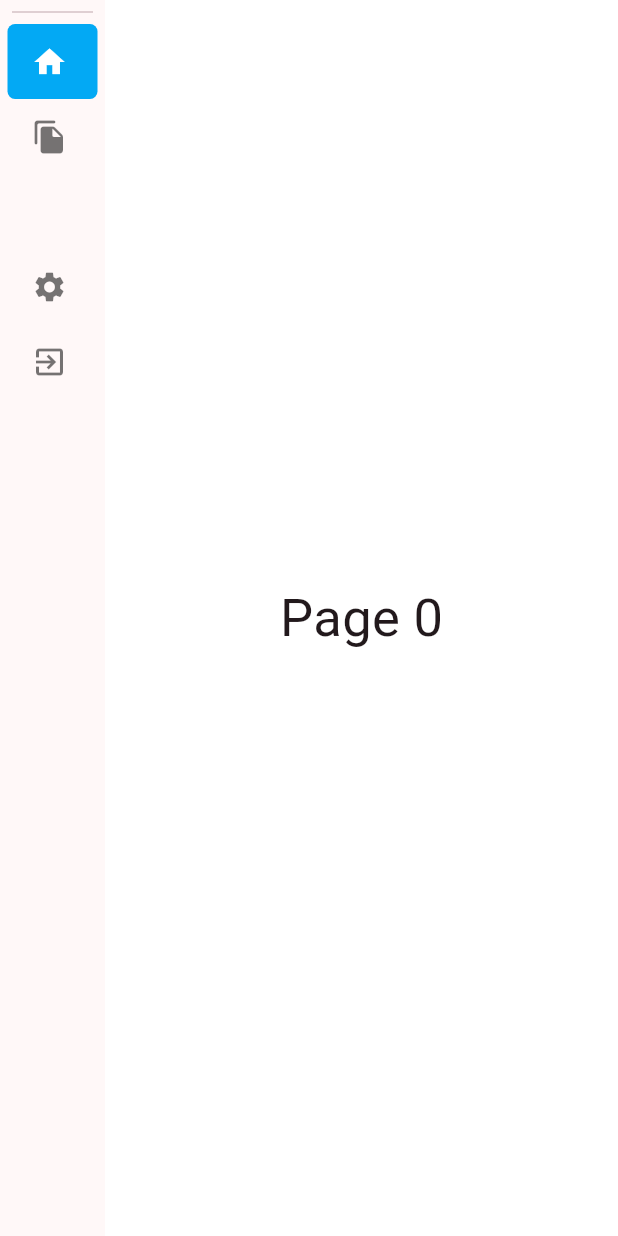
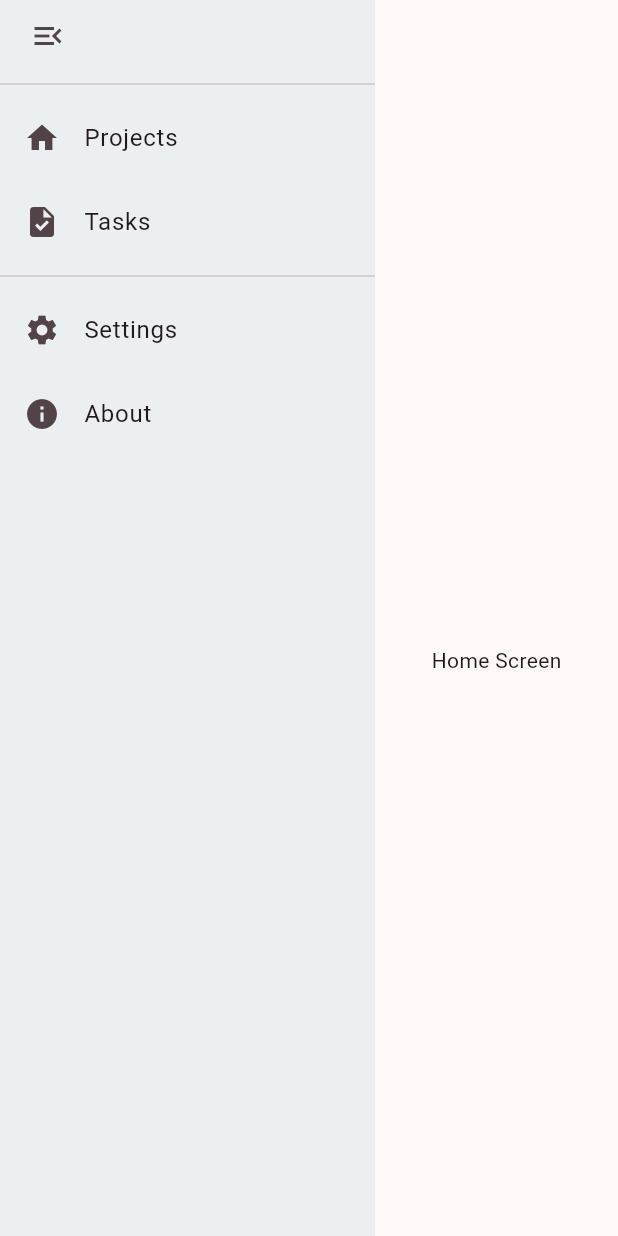
Before and after one commit to atketan/objective-otter, a Flutter app: the screen it shows after launch, on a phone screen of 412 x 824 dp. Run offline on Flutter 3.47's test engine with Material 3 defaults, Android fonts, the phone set to English and light mode, and no system bars; drawn by our look-alikes of easy_sidemenu; our stand-ins replace firebase_core, go_router; accounts and stored records are empty.

Commit message:
feat: Add AboutScreen, HomeScreen, SettingsScreen, and MainLayout
This commit adds the following new screens and layout components:
- AboutScreen: A StatelessWidget that displays information about the app.
- HomeScreen: A StatelessWidget that represents the home screen of the app.
- SettingsScreen: A StatelessWidget that allows users to configure app settings.
- MainLayout: A StatelessWidget that provides a layout with a side menu and a main content area.

These additions lay the foundation for building out the user interface of the app.

```diff
--- a/lib/core/app_router.dart
+++ b/lib/core/app_router.dart
@@ -1,22 +1,44 @@
 import 'package:flutter/material.dart';
 import 'package:go_router/go_router.dart';
-import 'package:objective_otter/presentation/dashboard/otter_dashboard.dart';
+import 'package:objective_otter/presentation/about/about_screen.dart';
+import 'package:objective_otter/presentation/home/home_screen.dart';
+import 'package:objective_otter/presentation/home/main_layout.dart';
+import 'package:objective_otter/presentation/settings/settings_screen.dart';
 
 /// The route configuration.
 GoRouter getRoutes() {
   return GoRouter(
     routes: <RouteBase>[
-      GoRoute(
-        path: '/',
-        builder: (BuildContext context, GoRouterState state) {
-          return const OtterDashboard();
+      ShellRoute(
+        navigatorKey: GlobalKey<NavigatorState>(),
+        builder: (context, state, child) {
+          return MainLayout(child: child);
         },
-        routes: <RouteBase>[
+        routes: [
           GoRoute(
-            path: 'dashboard',
-            builder: (BuildContext context, GoRouterState state) {
-              return const OtterDashboard();
-            },
+            path: '/',
+            redirect: (context, state) => '/home',
+          ),
+          GoRoute(
+            path: '/home',
+            builder: (context, state) => const HomeScreen(),
+            pageBuilder: (context, state) => const NoTransitionPage(
+              child: HomeScreen(),
+            ),
+          ),
+          GoRoute(
+            path: '/settings',
+            builder: (context, state) => const SettingsScreen(),
+            pageBuilder: (context, state) => const NoTransitionPage(
+              child: SettingsScreen(),
+            ),
+          ),
+          GoRoute(
+            path: '/about',
+            builder: (context, state) => const AboutScreen(),
+            pageBuilder: (context, state) => const NoTransitionPage(
+              child: AboutScreen(),
+            ),
           ),
         ],
       ),
--- /dev/null
+++ b/lib/presentation/about/about_screen.dart
@@ -0,0 +1,10 @@
+import 'package:flutter/material.dart';
+
+class AboutScreen extends StatelessWidget {
+  const AboutScreen({super.key});
+
+  @override
+  Widget build(BuildContext context) {
+    return const Center(child: Text("About Screen"));
+  }
+}
--- a/lib/presentation/dashboard/otter_dashboard.dart
+++ b/lib/presentation/dashboard/otter_dashboard.dart
@@ -40,10 +40,11 @@ class OtterDashboardState extends State<OtterDashboard> {
         children: [
           SideMenu(
             controller: sideMenu,
+            showToggle: true,
             style: SideMenuStyle(
               // showTooltip: false,
               displayMode: SideMenuDisplayMode.auto,
-              showHamburger: false,
+              showHamburger: true,
               hoverColor: Colors.blue[100],
               selectedHoverColor: Colors.blue[100],
               selectedColor: Colors.lightBlue,
@@ -82,7 +83,7 @@ class OtterDashboardState extends State<OtterDashboard> {
                   padding:
                       const EdgeInsets.symmetric(vertical: 4, horizontal: 10),
                   child: Text(
-                    'Ketan Bhavsar',
+                    'atketan',
                     style: TextStyle(
                       fontSize: 15,
                       color: Colors.grey[800],
--- /dev/null
+++ b/lib/presentation/home/home_screen.dart
@@ -0,0 +1,15 @@
+import 'package:flutter/material.dart';
+
+class HomeScreen extends StatelessWidget {
+  const HomeScreen({super.key});
+
+  @override
+  Widget build(BuildContext context) {
+    return Scaffold(
+      appBar: AppBar(
+          // title: const Text("Home"),
+          ),
+      body: const Center(child: Text("Home Screen")),
+    );
+  }
+}
--- /dev/null
+++ b/lib/presentation/home/main_layout.dart
@@ -0,0 +1,20 @@
+import 'package:flutter/material.dart';
+import 'package:objective_otter/widgets/side_menu/side_menu.dart';
+
+class MainLayout extends StatelessWidget {
+  final Widget child;
+
+  const MainLayout({super.key, required this.child});
+
+  @override
+  Widget build(BuildContext context) {
+    return Scaffold(
+      body: Row(
+        children: [
+          const SideMenu(),
+          Expanded(child: child),
+        ],
+      ),
+    );
+  }
+}
--- /dev/null
+++ b/lib/presentation/settings/settings_screen.dart
@@ -0,0 +1,15 @@
+import 'package:flutter/material.dart';
+
+class SettingsScreen extends StatelessWidget {
+  const SettingsScreen({super.key});
+
+  @override
+  Widget build(BuildContext context) {
+    return Scaffold(
+      appBar: AppBar(
+          // title: const Text("Settings"),
+          ),
+      body: const Center(child: Text("Settings Screen")),
+    );
+  }
+}
--- /dev/null
+++ b/lib/widgets/side_menu/side_menu.dart
@@ -0,0 +1,68 @@
+import 'package:flutter/material.dart';
+import 'package:go_router/go_router.dart';
+
+class SideMenu extends StatefulWidget {
+  const SideMenu({super.key});
+
+  @override
+  SideMenuState createState() => SideMenuState();
+}
+
+class SideMenuState extends State<SideMenu> {
+  bool isExpanded = true;
+
+  @override
+  void initState() {
+    super.initState();
+  }
+
+  @override
+  Widget build(BuildContext context) {
+    return LayoutBuilder(
+      builder: (context, constraints) {
+        return AnimatedContainer(
+          duration: const Duration(milliseconds: 300),
+          width: isExpanded ? 250 : 80,
+          color: Colors.blueGrey[50],
+          child: Column(
+            mainAxisAlignment: MainAxisAlignment.start,
+            crossAxisAlignment: CrossAxisAlignment.start,
+            children: [
+              IconButton(
+                padding: const EdgeInsets.only(left: 16),
+                icon: Icon(isExpanded ? Icons.menu_open : Icons.menu),
+                onPressed: () {
+                  setState(() {
+                    isExpanded = !isExpanded;
+                  });
+                },
+              ),
+              Expanded(
+                child: ListView(
+                  children: [
+                    const Divider(),
+                    _buildMenuItem(Icons.home, "Projects", '/'),
+                    _buildMenuItem(Icons.task, "Tasks", '/tasks'),
+                    const Divider(),
+                    _buildMenuItem(Icons.settings, "Settings", '/settings'),
+                    _buildMenuItem(Icons.info, "About", '/about'),
+                  ],
+                ),
+              ),
+            ],
+          ),
+        );
+      },
+    );
+  }
+
+  Widget _buildMenuItem(IconData icon, String title, String route) {
+    return ListTile(
+      leading: Icon(icon),
+      title: isExpanded ? Text(title) : null,
+      onTap: () {
+        GoRouter.of(context).go(route);
+      },
+    );
+  }
+}
```
